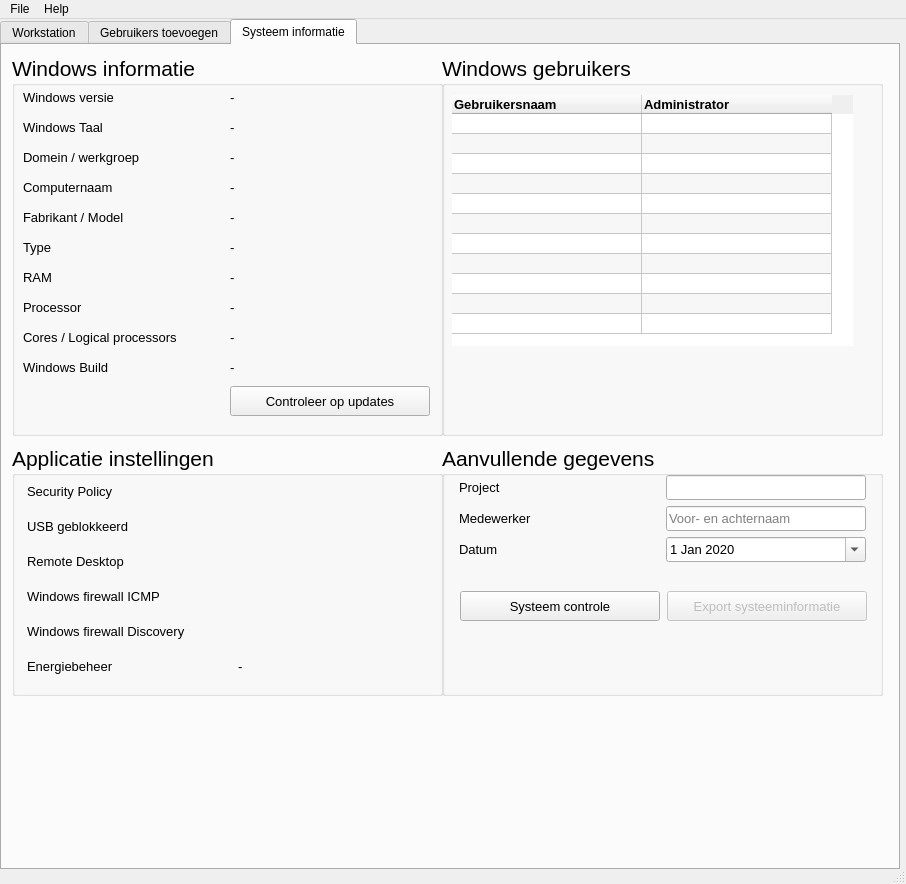
jebr/windows-deployment-tool, file src/resources/ui/main_window.ui: the form before one commit.
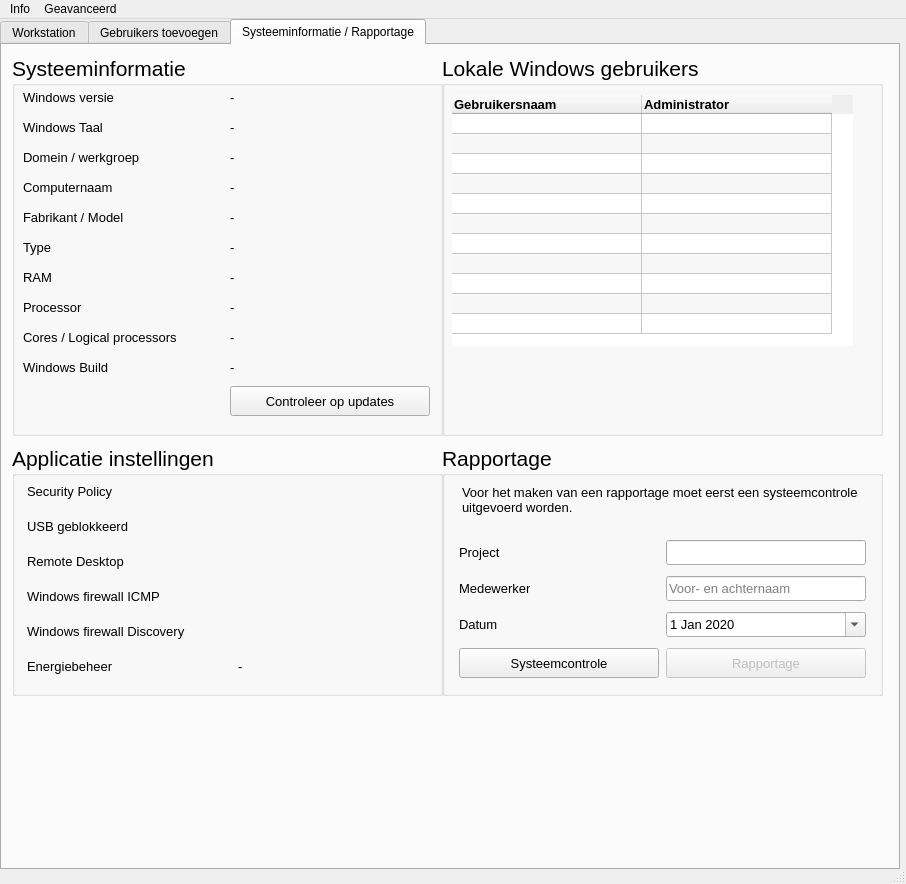
The form after the commit. The open tabs and pages were chosen to show the change. Icons and pictures are not drawn.

The edit to the form file:
```diff
--- a/src/resources/ui/main_window.ui
+++ b/src/resources/ui/main_window.ui
@@ -1527,7 +1527,7 @@
     </widget>
     <widget class="QWidget" name="tab_systeem_informatie">
      <attribute name="title">
-      <string>Systeem informatie</string>
+      <string>Systeeminformatie / Rapportage</string>
      </attribute>
      <widget class="QGroupBox" name="groupBox_windows">
       <property name="enabled">
@@ -1550,7 +1550,7 @@
        <string>Windows informatie</string>
       </property>
       <property name="title">
-       <string>Windows informatie</string>
+       <string>Systeeminformatie</string>
       </property>
       <widget class="QWidget" name="gridLayoutWidget_6">
        <property name="geometry">
@@ -1985,7 +1985,7 @@
        <string>Actieve Windows gebruikers</string>
       </property>
       <property name="title">
-       <string>Windows gebruikers</string>
+       <string>Lokale Windows gebruikers</string>
       </property>
       <widget class="QTableWidget" name="tableWidget_active_users">
        <property name="enabled">
@@ -2610,15 +2610,15 @@
        <string>Aanvullende gegevens</string>
       </property>
       <property name="title">
-       <string>Aanvullende gegevens</string>
+       <string>Rapportage</string>
       </property>
       <widget class="QWidget" name="gridLayoutWidget_9">
        <property name="geometry">
         <rect>
          <x>16</x>
-         <y>30</y>
+         <y>90</y>
          <width>411</width>
-         <height>89</height>
+         <height>151</height>
         </rect>
        </property>
        <layout class="QGridLayout" name="gridLayout_7">
@@ -2843,19 +2843,7 @@
           </property>
          </widget>
         </item>
-       </layout>
-      </widget>
-      <widget class="QWidget" name="gridLayoutWidget_10">
-       <property name="geometry">
-        <rect>
-         <x>17</x>
-         <y>130</y>
-         <width>411</width>
-         <height>62</height>
-        </rect>
-       </property>
-       <layout class="QGridLayout" name="gridLayout_8">
-        <item row="0" column="0">
+        <item row="3" column="0">
          <widget class="QPushButton" name="pushButton_system_check">
           <property name="sizePolicy">
            <sizepolicy hsizetype="Fixed" vsizetype="Fixed">
@@ -2884,11 +2872,11 @@
            <string>Systeem controle uitvoeren</string>
           </property>
           <property name="text">
-           <string>Systeem controle</string>
+           <string>Systeemcontrole</string>
           </property>
          </widget>
         </item>
-        <item row="0" column="1">
+        <item row="3" column="1">
          <widget class="QPushButton" name="pushButton_export_system_settings">
           <property name="enabled">
            <bool>false</bool>
@@ -2920,12 +2908,36 @@
            <string>Exporteren systeem informatie</string>
           </property>
           <property name="text">
-           <string>Export systeeminformatie</string>
+           <string>Rapportage</string>
           </property>
          </widget>
         </item>
        </layout>
       </widget>
+      <widget class="QLabel" name="label">
+       <property name="geometry">
+        <rect>
+         <x>20</x>
+         <y>40</y>
+         <width>401</width>
+         <height>41</height>
+        </rect>
+       </property>
+       <property name="font">
+        <font>
+         <pointsize>10</pointsize>
+        </font>
+       </property>
+       <property name="text">
+        <string>Voor het maken van een rapportage moet eerst een systeemcontrole uitgevoerd worden.</string>
+       </property>
+       <property name="alignment">
+        <set>Qt::AlignLeading|Qt::AlignLeft|Qt::AlignTop</set>
+       </property>
+       <property name="wordWrap">
+        <bool>true</bool>
+       </property>
+      </widget>
      </widget>
     </widget>
    </widget>
@@ -2941,14 +2953,14 @@
    </property>
    <widget class="QMenu" name="menuFile">
     <property name="title">
-     <string>File</string>
+     <string>Geavanceerd</string>
     </property>
     <addaction name="actionSettings"/>
     <addaction name="actionSysteem_Informatie_Advanced"/>
    </widget>
    <widget class="QMenu" name="menuHelp">
     <property name="title">
-     <string>Help</string>
+     <string>Info</string>
     </property>
     <addaction name="actionAbout"/>
     <addaction name="actioncheck_update_wdt"/>
@@ -2956,8 +2968,8 @@
     <addaction name="separator"/>
     <addaction name="actionLicence"/>
    </widget>
-   <addaction name="menuFile"/>
    <addaction name="menuHelp"/>
+   <addaction name="menuFile"/>
   </widget>
   <widget class="QStatusBar" name="statusbar">
    <property name="enabled">
```
Left out of the diff: 161 changed lines with no effect on the pictures.
